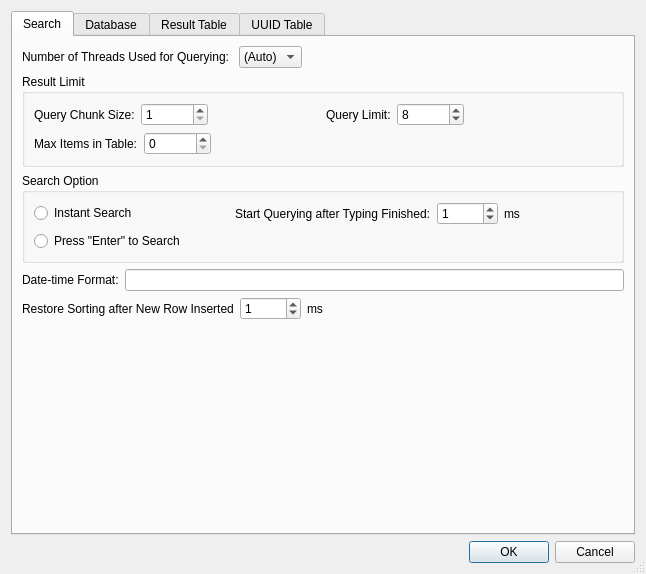
This is src/Ui_advanced_setting_dialog.ui in chg-hou/DawnlightSearch as Qt 5 draws it before an edit. The edited form follows.
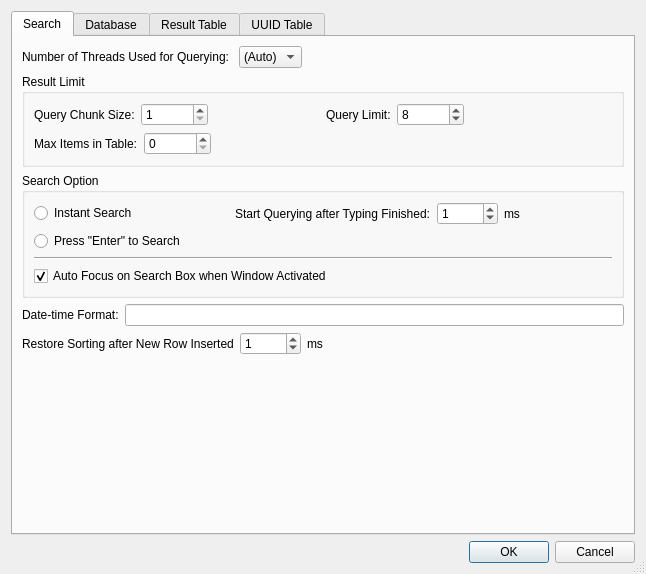
This is the edited form. The open tabs and pages were chosen to show the change. Icons and pictures are not drawn.

Patch:
```diff
--- a/src/Ui_advanced_setting_dialog.ui
+++ b/src/Ui_advanced_setting_dialog.ui
@@ -384,6 +384,40 @@
             </property>
            </widget>
           </item>
+          <item>
+           <widget class="Line" name="line">
+            <property name="orientation">
+             <enum>Qt::Horizontal</enum>
+            </property>
+           </widget>
+          </item>
+          <item>
+           <layout class="QHBoxLayout" name="horizontalLayout_17">
+            <item>
+             <widget class="QCheckBox" name="checkBox_autoFocus_when_win_activated">
+              <property name="text">
+               <string>Auto Focus on Search Box when Window Activated</string>
+              </property>
+              <property name="checked">
+               <bool>true</bool>
+              </property>
+             </widget>
+            </item>
+            <item>
+             <spacer name="horizontalSpacer_5">
+              <property name="orientation">
+               <enum>Qt::Horizontal</enum>
+              </property>
+              <property name="sizeHint" stdset="0">
+               <size>
+                <width>40</width>
+                <height>20</height>
+               </size>
+              </property>
+             </spacer>
+            </item>
+           </layout>
+          </item>
          </layout>
         </widget>
        </item>
```
Left out of the diff: 3 changed lines with no effect on the pictures.
